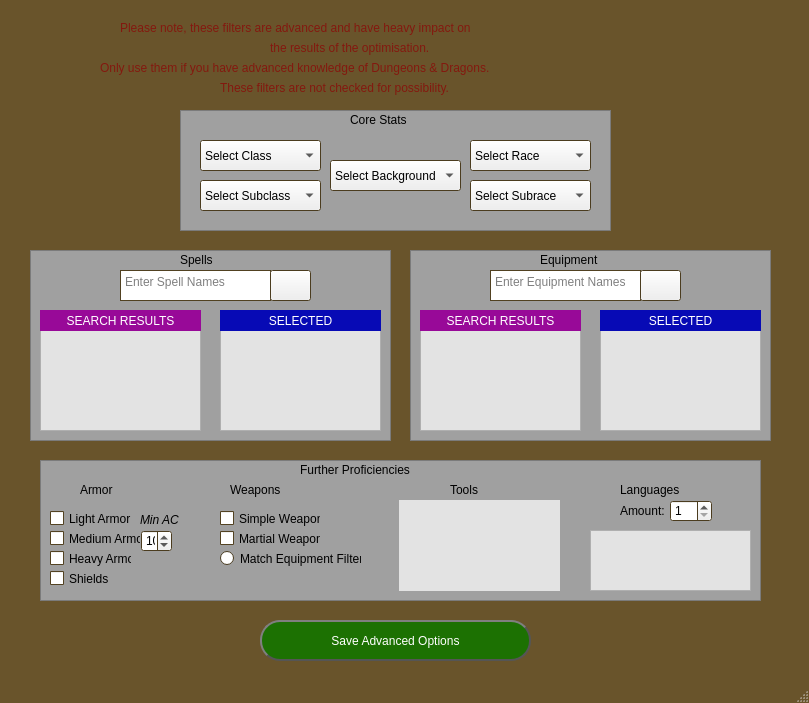
First picture: the form in FirstDraft/Visuals/QtFiles/AdvancedFiltersMenu.ui, repository BenPidge/Dissertation-Repository, before the edit.
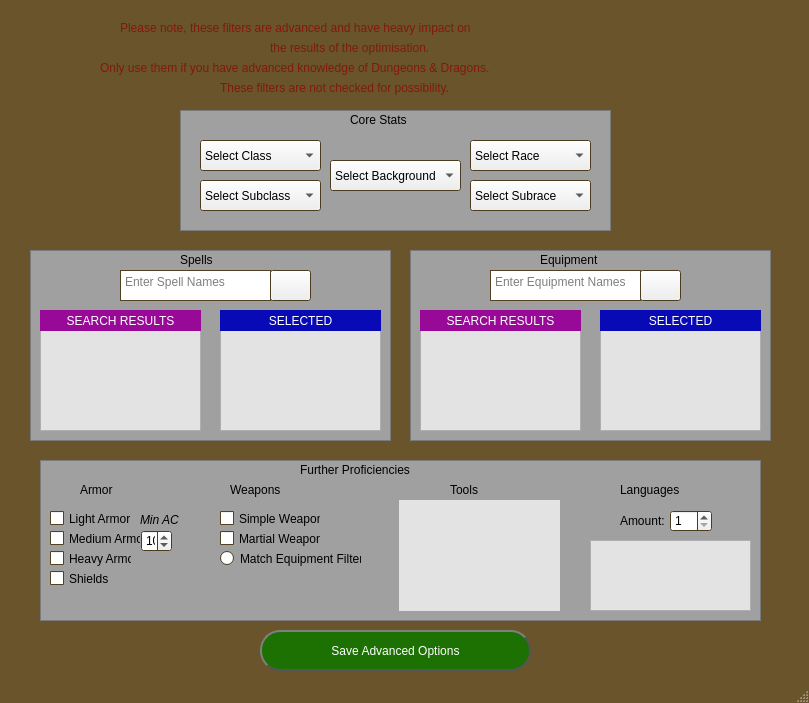
Second picture: the form after the edit. Icons and pictures are not drawn.

The edit to the form file:
```diff
--- a/FirstDraft/Visuals/QtFiles/AdvancedFiltersMenu.ui
+++ b/FirstDraft/Visuals/QtFiles/AdvancedFiltersMenu.ui
@@ -206,7 +206,7 @@
     <property name="geometry">
      <rect>
       <x>260</x>
-      <y>620</y>
+      <y>630</y>
       <width>271</width>
       <height>41</height>
      </rect>
@@ -490,7 +490,7 @@
       <x>40</x>
       <y>460</y>
       <width>721</width>
-      <height>141</height>
+      <height>161</height>
      </rect>
     </property>
     <property name="styleSheet">
@@ -666,7 +666,7 @@
     <property name="geometry">
      <rect>
       <x>620</x>
-      <y>500</y>
+      <y>510</y>
       <width>47</width>
       <height>21</height>
      </rect>
@@ -679,7 +679,7 @@
     <property name="geometry">
      <rect>
       <x>670</x>
-      <y>500</y>
+      <y>510</y>
       <width>42</width>
       <height>22</height>
      </rect>
@@ -695,9 +695,9 @@
     <property name="geometry">
      <rect>
       <x>590</x>
-      <y>530</y>
+      <y>540</y>
       <width>161</width>
-      <height>61</height>
+      <height>71</height>
      </rect>
     </property>
     <property name="styleSheet">
@@ -712,7 +712,7 @@
        <x>0</x>
        <y>0</y>
        <width>159</width>
-       <height>59</height>
+       <height>69</height>
       </rect>
      </property>
     </widget>
@@ -723,7 +723,7 @@
       <x>399</x>
       <y>500</y>
       <width>161</width>
-      <height>91</height>
+      <height>111</height>
      </rect>
     </property>
     <property name="styleSheet">
```
